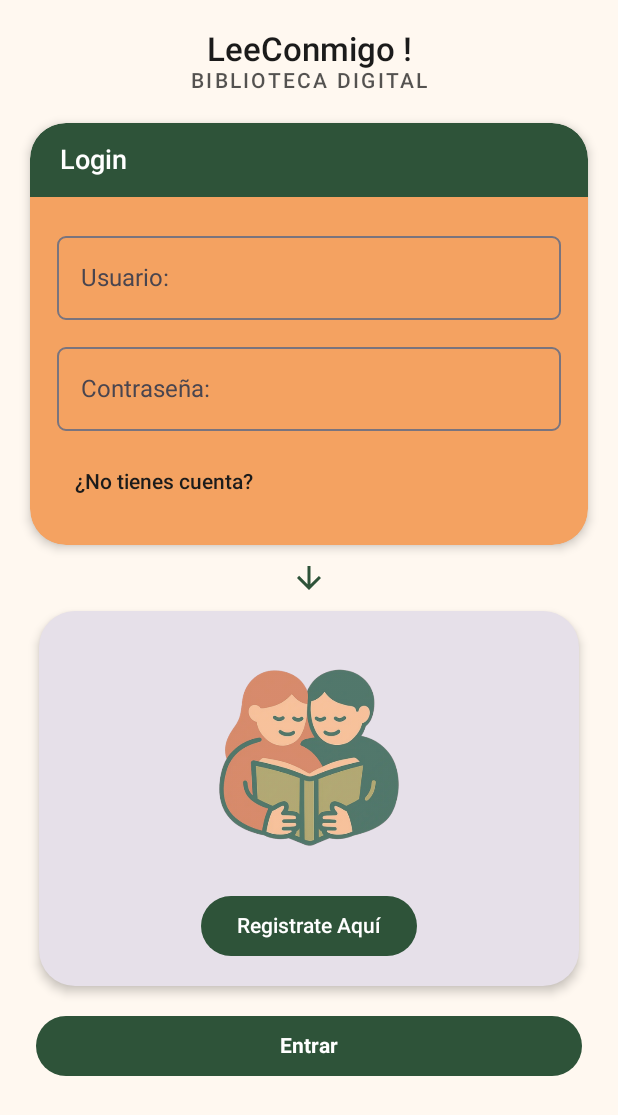
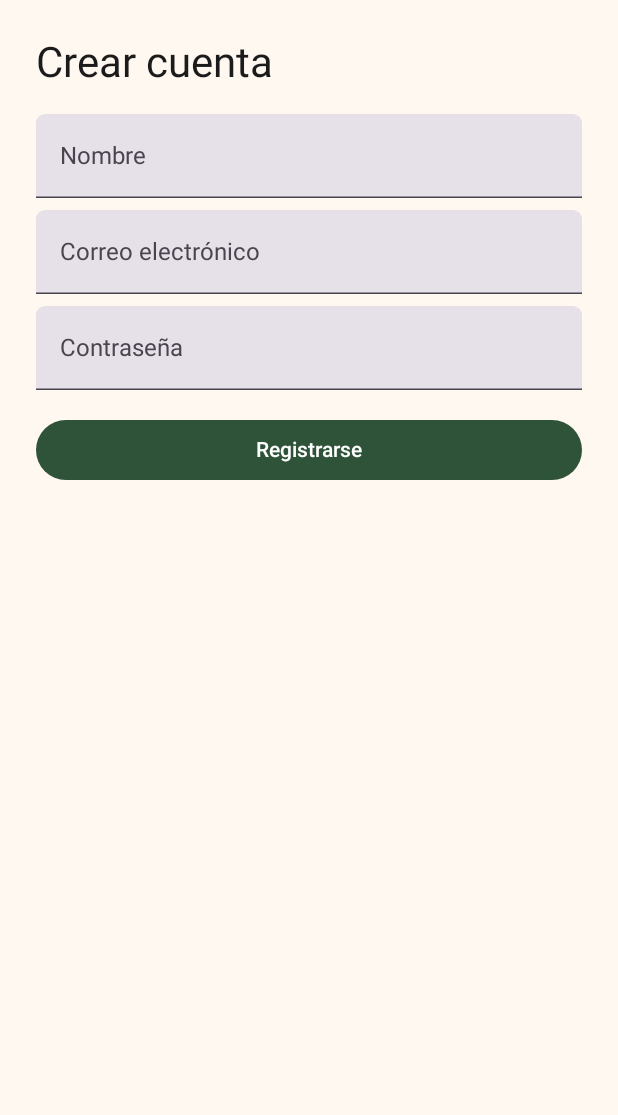
Before and after one commit to tian88crys/LecturaVivaApp, an Android app built with Jetpack Compose: the screen it shows after launch (MainActivity), after a tap on "Registrate Aquí", on a phone screen of 412 x 824 dp. Shown: the top 1115 px of the screen. Run offline under Robolectric (Android 15) with nearby library versions, the phone set to English and light mode, and no system bars; our stand-ins replace Firebase (no records; nobody signed in at launch, a user with empty details on screens opened directly).

Commit message:
Register / google firebase
Se arma el register, el screen y el nav con el home. Se implementa base de datos en firebase goole

```diff
--- a/app/build.gradle.kts
+++ b/app/build.gradle.kts
@@ -2,6 +2,7 @@ plugins {
     id("com.android.application")
     id("org.jetbrains.kotlin.android")
     id("org.jetbrains.kotlin.plugin.compose")
+    alias(libs.plugins.google.services)
 }
 
 android {
@@ -62,6 +63,10 @@ dependencies {
     // Desugaring para java.time
     coreLibraryDesugaring("com.android.tools:desugar_jdk_libs:2.0.4")
 
+    // ⭐⭐ NUEVO: Firebase
+    implementation(platform("com.google.firebase:firebase-bom:33.5.1"))
+    implementation("com.google.firebase:firebase-firestore-ktx")
+
     // Tests (si los usas)
     testImplementation("junit:junit:4.13.2")
     androidTestImplementation("androidx.test.ext:junit:1.2.1")
--- a/app/src/main/java/com/lecturaviva/app/navigation/AppNavHost.kt
+++ b/app/src/main/java/com/lecturaviva/app/navigation/AppNavHost.kt
@@ -30,7 +30,22 @@ fun AppNavHost(nav: NavHostController) {
                         restoreState = true
                     }
                 },
-                onRegister = { /* nav.navigate("register") */ }
+                onRegister = {
+                    // 🔹 AHORA SÍ NAVEGA AL REGISTRO
+                    nav.navigate(Routes.Register)
+                }
+            )
+        }
+
+        // 🔹 NUEVA PANTALLA DE REGISTRO
+        composable(Routes.Register) {
+            RegisterScreen(
+                onRegistered = {
+                    // después de registrarse volvemos al login
+                    nav.navigate(Routes.Login) {
+                        popUpTo(Routes.Register) { inclusive = true }
+                    }
+                }
             )
         }
 
--- a/app/src/main/java/com/lecturaviva/app/navigation/Routes.kt
+++ b/app/src/main/java/com/lecturaviva/app/navigation/Routes.kt
@@ -9,6 +9,8 @@ object Routes {
     const val History  = "history"
     const val Profile  = "profile"
 
+    const val Register = "register"
+
     // Detalle y Reserva con parámetro
     const val BookDetail = "book/{bookId}"
     const val Reserve    = "reserve/{bookId}"
--- a/app/src/main/java/com/lecturaviva/app/ui/screens/LoginScreen.kt
+++ b/app/src/main/java/com/lecturaviva/app/ui/screens/LoginScreen.kt
@@ -23,6 +23,7 @@ import com.lecturaviva.app.R
 import com.lecturaviva.app.ui.theme.ForestGreen
 import com.lecturaviva.app.ui.theme.Terracotta
 import com.lecturaviva.app.ui.theme.LecturaVivaTheme
+import com.lecturaviva.app.data.repo.UserRepository
 
 @Composable
 fun LoginScreen(
@@ -32,7 +33,10 @@ fun LoginScreen(
     var user by remember { mutableStateOf("") }
     var pass by remember { mutableStateOf("") }
 
-    // Fondo beige ya viene del Theme; por si quieres reforzar:
+    val userRepository = remember { UserRepository() }
+    var isLoading by remember { mutableStateOf(false) }
+    var errorMessage by remember { mutableStateOf<String?>(null) }
+
     Surface(Modifier.fillMaxSize()) {
         Column(
             Modifier
@@ -40,7 +44,6 @@ fun LoginScreen(
                 .padding(horizontal = 20.dp, vertical = 16.dp),
             horizontalAlignment = Alignment.CenterHorizontally
         ) {
-            // ---- Logo tipográfico + subtítulo ----
             Text(
                 "LeeConmigo !",
                 style = MaterialTheme.typography.titleLarge,
@@ -57,14 +60,12 @@ fun LoginScreen(
 
             Spacer(Modifier.height(20.dp))
 
-            // ---- Tarjeta: header verde + cuerpo terracota, con sombra y bordes suaves ----
             Column(
                 modifier = Modifier
                     .fillMaxWidth()
                     .shadow(4.dp, shape = RoundedCornerShape(24.dp))
                     .clip(RoundedCornerShape(24.dp))
             ) {
-                // Header verde
                 Surface(color = ForestGreen, modifier = Modifier.fillMaxWidth()) {
                     Text(
                         "Login",
@@ -73,7 +74,6 @@ fun LoginScreen(
                         modifier = Modifier.padding(horizontal = 20.dp, vertical = 14.dp)
                     )
                 }
-                // Cuerpo terracota
                 Surface(color = Terracotta, modifier = Modifier.fillMaxWidth()) {
                     Column(Modifier.padding(18.dp)) {
                         OutlinedTextField(
@@ -112,7 +112,6 @@ fun LoginScreen(
             )
             Spacer(Modifier.height(10.dp))
 
-            // ---- Ilustración + CTA “Únete aquí” con elevación y bordes redondeados ----
             Card(
                 shape = RoundedCornerShape(24.dp),
                 elevation = CardDefaults.cardElevation(defaultElevation = 4.dp)
@@ -138,22 +137,61 @@ fun LoginScreen(
                         shape = RoundedCornerShape(50),
                         colors = ButtonDefaults.buttonColors(containerColor = ForestGreen)
                     ) {
-                        Text("Registrate Aquí", fontWeight = FontWeight.SemiBold, color = MaterialTheme.colorScheme.onPrimary)
+                        Text(
+                            "Registrate Aquí",
+                            fontWeight = FontWeight.SemiBold,
+                            color = MaterialTheme.colorScheme.onPrimary
+                        )
                     }
                 }
             }
 
             Spacer(Modifier.height(16.dp))
 
-            // ---- Botón Entrar a ancho completo, redondeado ----
+            if (errorMessage != null) {
+                Text(
+                    text = errorMessage!!,
+                    color = MaterialTheme.colorScheme.error,
+                    modifier = Modifier.padding(bottom = 8.dp)
+                )
+            }
+
             Button(
-                onClick = onLogin,
+                onClick = {
+                    if (user.isBlank() || pass.isBlank()) {
+                        errorMessage = "Ingresa usuario y contraseña"
+                        return@Button
+                    }
+
+                    isLoading = true
+                    errorMessage = null
+
+                    userRepository.login(
+                        email = user,
+                        password = pass
+                    ) { success, error ->
+                        isLoading = false
+                        if (success) {
+                            onLogin()
+                        } else {
+                            errorMessage = error ?: "Error al iniciar sesión"
+                        }
+                    }
+                },
+                enabled = !isLoading,
                 modifier = Modifier
                     .fillMaxWidth()
                     .padding(horizontal = 4.dp),
                 shape = RoundedCornerShape(50)
             ) {
-                Text("Entrar", fontWeight = FontWeight.Bold)
+                if (isLoading) {
+                    CircularProgressIndicator(
+                        modifier = Modifier.size(20.dp),
+                        strokeWidth = 2.dp
+                    )
+                } else {
+                    Text("Entrar", fontWeight = FontWeight.Bold)
+                }
             }
         }
     }
--- /dev/null
+++ b/app/src/main/java/com/lecturaviva/app/ui/screens/RegisterScreen.kt
@@ -0,0 +1,111 @@
+package com.lecturaviva.app.ui.screens
+
+import androidx.compose.foundation.layout.*
+import androidx.compose.foundation.shape.RoundedCornerShape
+import androidx.compose.material3.*
+import androidx.compose.runtime.*
+import androidx.compose.ui.Modifier
+import androidx.compose.ui.graphics.Color
+import androidx.compose.ui.unit.dp
+import com.lecturaviva.app.data.repo.UserRepository
+
+@Composable
+fun RegisterScreen(
+    onRegistered: () -> Unit
+) {
+    val userRepository = remember { UserRepository() }
+
+    var name by remember { mutableStateOf("") }
+    var email by remember { mutableStateOf("") }
+    var password by remember { mutableStateOf("") }
+
+    var isLoading by remember { mutableStateOf(false) }
+    var errorMessage by remember { mutableStateOf<String?>(null) }
+
+    Surface(Modifier.fillMaxSize()) {
+        Column(
+            modifier = Modifier
+                .fillMaxSize()
+                .padding(24.dp)
+        ) {
+            Text(
+                "Crear cuenta",
+                style = MaterialTheme.typography.headlineMedium,
+                modifier = Modifier.padding(bottom = 16.dp)
+            )
+
+            TextField(
+                value = name,
+                onValueChange = { name = it },
+                label = { Text("Nombre") },
+                modifier = Modifier.fillMaxWidth()
+            )
+
+            Spacer(Modifier.height(8.dp))
+
+            TextField(
+                value = email,
+                onValueChange = { email = it },
+                label = { Text("Correo electrónico") },
+                modifier = Modifier.fillMaxWidth()
+            )
+
+            Spacer(Modifier.height(8.dp))
+
+            TextField(
+                value = password,
+                onValueChange = { password = it },
+                label = { Text("Contraseña") },
+                modifier = Modifier.fillMaxWidth()
+            )
+
+            Spacer(Modifier.height(16.dp))
+
+            if (errorMessage != null) {
+                Text(
+                    text = errorMessage!!,
+                    color = Color.Red,
+                    modifier = Modifier.padding(bottom = 8.dp)
+                )
+            }
+
+            Button(
+                onClick = {
+                    if (name.isBlank() || email.isBlank() || password.isBlank()) {
+                        errorMessage = "Completa todos los campos"
+                        return@Button
+                    }
+
+                    isLoading = true
+                    errorMessage = null
+
+                    userRepository.registerUser(
+                        name = name,
+                        email = email,
+                        password = password
+                    ) { success, error ->
+                        isLoading = false
+                        if (success) {
+                            onRegistered()
+                        } else {
+                            errorMessage = error ?: "Error al registrar usuario"
+                        }
+                    }
+                },
+                enabled = !isLoading,
+                modifier = Modifier
+                    .fillMaxWidth(),
+                shape = RoundedCornerShape(50)
+            ) {
+                if (isLoading) {
+                    CircularProgressIndicator(
+                        modifier = Modifier.size(20.dp),
+                        strokeWidth = 2.dp
+                    )
+                } else {
+                    Text("Registrarse")
+                }
+            }
+        }
+    }
+}
--- a/build.gradle.kts
+++ b/build.gradle.kts
@@ -3,4 +3,5 @@ plugins {
     alias(libs.plugins.android.application) apply false
     alias(libs.plugins.kotlin.android) apply false
     alias(libs.plugins.kotlin.compose) apply false
+    alias(libs.plugins.google.services) apply false
 }
--- a/gradle/libs.versions.toml
+++ b/gradle/libs.versions.toml
@@ -9,6 +9,7 @@ lifecycleRuntimeKtx = "2.6.1"
 activityCompose = "1.8.0"
 composeBom = "2024.09.00"
 navigation-compose = "2.8.3"
+google-services = "4.4.2"
 
 [libraries]
 androidx-core-ktx = { group = "androidx.core", name = "core-ktx", version.ref = "coreKtx" }
@@ -31,3 +32,4 @@ androidx-navigation-compose = { module = "androidx.navigation:navigation-compose
 android-application = { id = "com.android.application", version.ref = "agp" }
 kotlin-android = { id = "org.jetbrains.kotlin.android", version.ref = "kotlin" }
 kotlin-compose = { id = "org.jetbrains.kotlin.plugin.compose", version.ref = "kotlin" }
+google-services = { id = "com.google.gms.google-services", version.ref = "google-services" }
```
Also changed, not shown: app/src/main/java/com/lecturaviva/app/data/repo/UserRepository.kt (added, +54 -0 lines), 1 other file.
